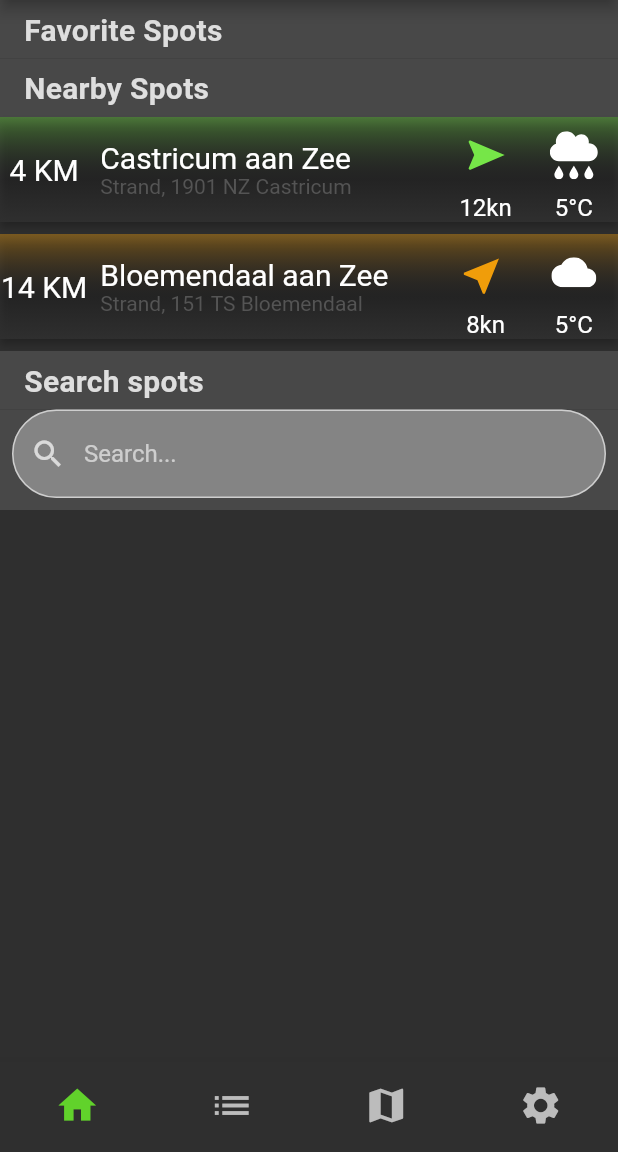
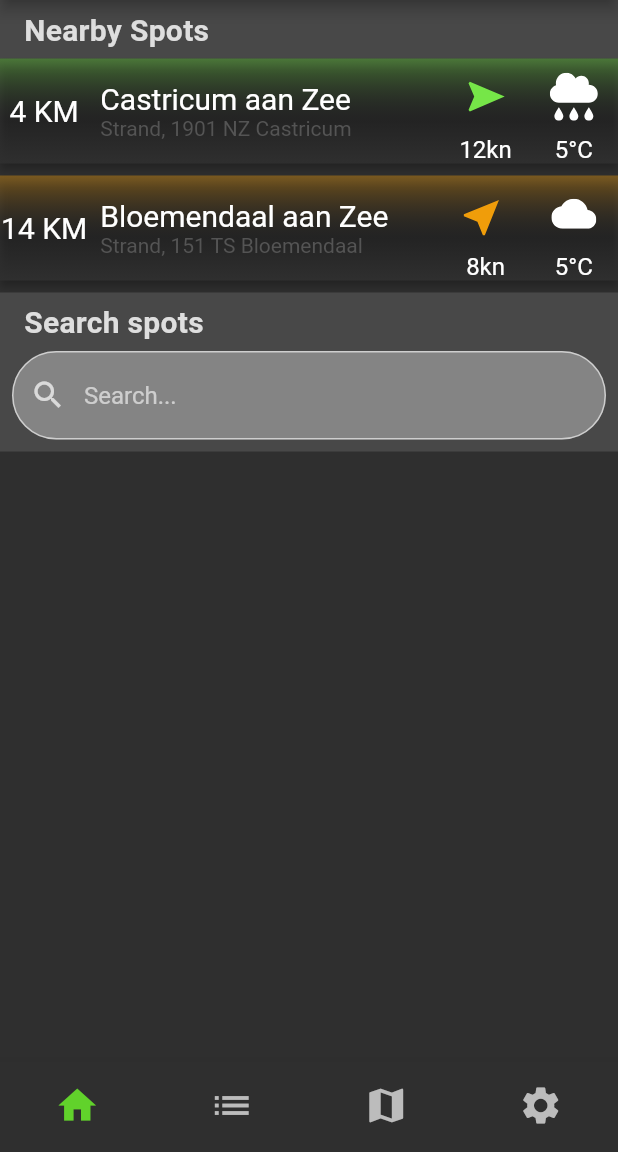
Before and after one commit to KevinBreurken/HvA-Project-MAD-Kite, a Flutter app: the screen it shows after launch, on a phone screen of 412 x 824 dp, the part 84-1236 px from its top. Run offline on Flutter 3.47's test engine with Material 2 defaults, Android fonts, the phone set to English and light mode, and no system bars; our stand-ins replace flutter_rating_bar, flutter_svg, shared_preferences, stop_watch_timer.

Commit message:
Favorite spots group are hidden when list is empty

```diff
--- a/lib/page/location_list_page.dart
+++ b/lib/page/location_list_page.dart
@@ -29,7 +29,6 @@ class _LocationListPage extends State<LocationListPage> {
   @override
   void initState() {
     super.initState();
-    print("Called");
     //Start empty
     getFavorites();
     searchSession("");
@@ -38,9 +37,6 @@ class _LocationListPage extends State<LocationListPage> {
   @override
   Widget build(BuildContext context) {
     getFavorites();
-    print(favoriteSpots.length);
-    final _favoriteLocationNotifier =
-    Provider.of<FavoriteLocationNotifier>(context);
 
     final _selectedLocationNotifier =
         Provider.of<SelectedLocationNotifier>(context);
@@ -54,7 +50,9 @@ class _LocationListPage extends State<LocationListPage> {
         appBar: null,
         body: Column(children: <Widget>[
           //Favorite Spots
-          Container(
+            Visibility(
+            visible: favoriteSpots.length > 0,
+            child:Container(
             child: Column(
               children: [
                 Container(
@@ -69,15 +67,13 @@ class _LocationListPage extends State<LocationListPage> {
                         textAlign: TextAlign.left,
                         style: Theme.of(context).textTheme.titleLarge,
                       ),
-                    ],
+                    ],),
                   ),
-                ),
                 ListView.builder(
                     shrinkWrap: true,
                     itemCount: favoriteSpots.length,
                     itemBuilder: (context, index) {
                       final location = favoriteSpots[index];
-
                       return LocationItemWidget(
                           location: location,
                           clickButtonFunction: () {
@@ -85,7 +81,7 @@ class _LocationListPage extends State<LocationListPage> {
                           });
                     }),
               ],
-            ),
+            ),),
           ),
           //Nearby Spots
           Container(
```
